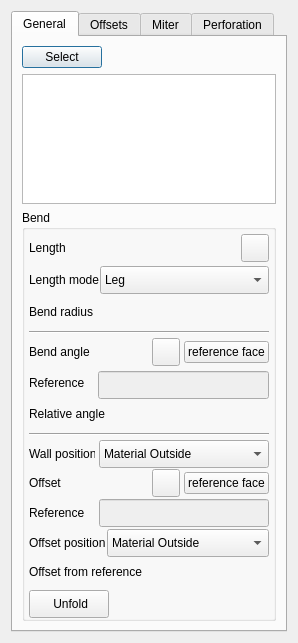
Above: Resources/panels/FlangeParameters.ui from shaise/FreeCAD_SheetMetal before the change. Below: the same form after it.
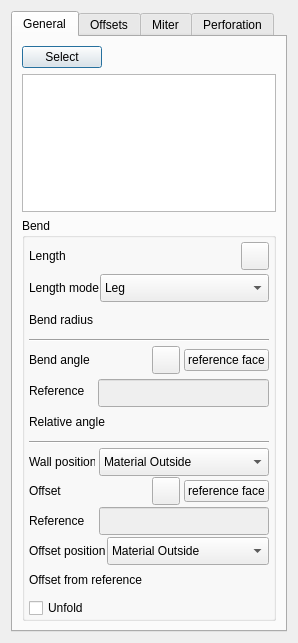
That is the form after the change. Icons and pictures are not drawn. Custom widgets are drawn as their Qt base class.

Commit message: Unfold checkbox restored

```diff
--- a/Resources/panels/FlangeParameters.ui
+++ b/Resources/panels/FlangeParameters.ui
@@ -161,7 +161,538 @@
           <property name="verticalSpacing">
            <number>4</number>
           </property>
-          <item row="0" column="1" colspan="2">
+          <item row="4" column="1" colspan="3">
+           <widget class="QWidget" name="angleGroup" native="true">
+            <property name="sizePolicy">
+             <sizepolicy hsizetype="Preferred" vsizetype="Maximum">
+              <horstretch>0</horstretch>
+              <verstretch>0</verstretch>
+             </sizepolicy>
+            </property>
+            <layout class="QGridLayout" name="groupAngle">
+             <property name="leftMargin">
+              <number>0</number>
+             </property>
+             <property name="topMargin">
+              <number>0</number>
+             </property>
+             <property name="rightMargin">
+              <number>0</number>
+             </property>
+             <property name="bottomMargin">
+              <number>0</number>
+             </property>
+             <property name="spacing">
+              <number>1</number>
+             </property>
+             <item row="1" column="0">
+              <layout class="QHBoxLayout" name="angleLayout">
+               <property name="spacing">
+                <number>4</number>
+               </property>
+               <item>
+                <widget class="QLabel" name="labelBendAng">
+                 <property name="sizePolicy">
+                  <sizepolicy hsizetype="Maximum" vsizetype="Preferred">
+                   <horstretch>0</horstretch>
+                   <verstretch>0</verstretch>
+                  </sizepolicy>
+                 </property>
+                 <property name="minimumSize">
+                  <size>
+                   <width>65</width>
+                   <height>0</height>
+                  </size>
+                 </property>
+                 <property name="text">
+                  <string>Bend angle</string>
+                 </property>
+                </widget>
+               </item>
+               <item>
+                <widget class="Gui::QuantitySpinBox" name="Angle" native="true">
+                 <property name="sizePolicy">
+                  <sizepolicy hsizetype="Preferred" vsizetype="Preferred">
+                   <horstretch>0</horstretch>
+                   <verstretch>0</verstretch>
+                  </sizepolicy>
+                 </property>
+                 <property name="unit" stdset="0">
+                  <string notr="true">deg</string>
+                 </property>
+                 <property name="minimum" stdset="0">
+                  <double>-360.000000000000000</double>
+                 </property>
+                 <property name="maximum" stdset="0">
+                  <double>360.000000000000000</double>
+                 </property>
+                 <property name="value" stdset="0">
+                  <double>90.000000000000000</double>
+                 </property>
+                </widget>
+               </item>
+               <item>
+                <widget class="QToolButton" name="SelAngleFace">
+                 <property name="sizePolicy">
+                  <sizepolicy hsizetype="Fixed" vsizetype="Fixed">
+                   <horstretch>0</horstretch>
+                   <verstretch>0</verstretch>
+                  </sizepolicy>
+                 </property>
+                 <property name="minimumSize">
+                  <size>
+                   <width>28</width>
+                   <height>28</height>
+                  </size>
+                 </property>
+                 <property name="maximumSize">
+                  <size>
+                   <width>28</width>
+                   <height>28</height>
+                  </size>
+                 </property>
+                 <property name="baseSize">
+                  <size>
+                   <width>28</width>
+                   <height>28</height>
+                  </size>
+                 </property>
+                 <property name="toolTip">
+                  <string>Face reference</string>
+                 </property>
+                 <property name="text">
+                  <string/>
+                 </property>
+                 <property name="icon">
+                  <iconset>
+                   <normalon>Icons:Face-selection.svg</normalon>
+                  </iconset>
+                 </property>
+                 <property name="iconSize">
+                  <size>
+                   <width>24</width>
+                   <height>24</height>
+                  </size>
+                 </property>
+                 <property name="checkable">
+                  <bool>true</bool>
+                 </property>
+                </widget>
+               </item>
+               <item>
+                <widget class="QPushButton" name="hideButtWorkaround01">
+                 <property name="text">
+                  <string>reference face</string>
+                 </property>
+                 <property name="visible">
+                  <bool>false</bool>
+                 </property>
+                </widget>
+               </item>
+              </layout>
+             </item>
+             <item row="2" column="0">
+              <widget class="QWidget" name="frameRelatAngle" native="true">
+               <layout class="QVBoxLayout" name="verticalLayout_7">
+                <property name="spacing">
+                 <number>1</number>
+                </property>
+                <property name="leftMargin">
+                 <number>0</number>
+                </property>
+                <property name="topMargin">
+                 <number>0</number>
+                </property>
+                <property name="rightMargin">
+                 <number>0</number>
+                </property>
+                <property name="bottomMargin">
+                 <number>0</number>
+                </property>
+                <item>
+                 <widget class="QWidget" name="frameRefFaceAng" native="true">
+                  <property name="sizePolicy">
+                   <sizepolicy hsizetype="Preferred" vsizetype="Preferred">
+                    <horstretch>0</horstretch>
+                    <verstretch>0</verstretch>
+                   </sizepolicy>
+                  </property>
+                  <property name="minimumSize">
+                   <size>
+                    <width>0</width>
+                    <height>32</height>
+                   </size>
+                  </property>
+                  <property name="baseSize">
+                   <size>
+                    <width>0</width>
+                    <height>32</height>
+                   </size>
+                  </property>
+                  <layout class="QHBoxLayout" name="frameRelativeAngle">
+                   <property name="spacing">
+                    <number>4</number>
+                   </property>
+                   <property name="leftMargin">
+                    <number>0</number>
+                   </property>
+                   <property name="topMargin">
+                    <number>4</number>
+                   </property>
+                   <property name="rightMargin">
+                    <number>0</number>
+                   </property>
+                   <property name="bottomMargin">
+                    <number>4</number>
+                   </property>
+                   <item>
+                    <widget class="QLabel" name="labelFaceAngleRef">
+                     <property name="sizePolicy">
+                      <sizepolicy hsizetype="Maximum" vsizetype="Preferred">
+                       <horstretch>0</horstretch>
+                       <verstretch>0</verstretch>
+                      </sizepolicy>
+                     </property>
+                     <property name="minimumSize">
+                      <size>
+                       <width>65</width>
+                       <height>0</height>
+                      </size>
+                     </property>
+                     <property name="text">
+                      <string>Reference</string>
+                     </property>
+                    </widget>
+                   </item>
+                   <item>
+                    <widget class="QLineEdit" name="AngleFaceRef">
+                     <property name="enabled">
+                      <bool>false</bool>
+                     </property>
+                     <property name="sizePolicy">
+                      <sizepolicy hsizetype="Preferred" vsizetype="Fixed">
+                       <horstretch>0</horstretch>
+                       <verstretch>0</verstretch>
+                      </sizepolicy>
+                     </property>
+                     <property name="minimumSize">
+                      <size>
+                       <width>50</width>
+                       <height>28</height>
+                      </size>
+                     </property>
+                     <property name="baseSize">
+                      <size>
+                       <width>0</width>
+                       <height>28</height>
+                      </size>
+                     </property>
+                    </widget>
+                   </item>
+                  </layout>
+                 </widget>
+                </item>
+                <item>
+                 <layout class="QHBoxLayout" name="horizontalLayout_3">
+                  <item>
+                   <widget class="QLabel" name="labelRelatAngle">
+                    <property name="sizePolicy">
+                     <sizepolicy hsizetype="Maximum" vsizetype="Preferred">
+                      <horstretch>0</horstretch>
+                      <verstretch>0</verstretch>
+                     </sizepolicy>
+                    </property>
+                    <property name="minimumSize">
+                     <size>
+                      <width>0</width>
+                      <height>28</height>
+                     </size>
+                    </property>
+                    <property name="baseSize">
+                     <size>
+                      <width>0</width>
+                      <height>28</height>
+                     </size>
+                    </property>
+                    <property name="layoutDirection">
+                     <enum>Qt::LayoutDirection::RightToLeft</enum>
+                    </property>
+                    <property name="text">
+                     <string>Relative angle</string>
+                    </property>
+                   </widget>
+                  </item>
+                  <item>
+                   <widget class="Gui::QuantitySpinBox" name="RelativeAngle" native="true">
+                    <property name="minimumSize">
+                     <size>
+                      <width>0</width>
+                      <height>28</height>
+                     </size>
+                    </property>
+                    <property name="baseSize">
+                     <size>
+                      <width>0</width>
+                      <height>28</height>
+                     </size>
+                    </property>
+                    <property name="unit" stdset="0">
+                     <string notr="true">deg</string>
+                    </property>
+                    <property name="minimum" stdset="0">
+                     <double>-360.000000000000000</double>
+                    </property>
+                    <property name="maximum" stdset="0">
+                     <double>360.000000000000000</double>
+                    </property>
+                    <property name="value" stdset="0">
+                     <double>90.000000000000000</double>
+                    </property>
+                   </widget>
+                  </item>
+                 </layout>
+                </item>
+               </layout>
+              </widget>
+             </item>
+            </layout>
+           </widget>
+          </item>
+          <item row="2" column="1" colspan="3">
+           <layout class="QHBoxLayout" name="radiusLayout">
+            <property name="spacing">
+             <number>1</number>
+            </property>
+            <item>
+             <widget class="QLabel" name="labelBendRadius">
+              <property name="sizePolicy">
+               <sizepolicy hsizetype="Maximum" vsizetype="Preferred">
+                <horstretch>0</horstretch>
+                <verstretch>0</verstretch>
+               </sizepolicy>
+              </property>
+              <property name="minimumSize">
+               <size>
+                <width>68</width>
+                <height>28</height>
+               </size>
+              </property>
+              <property name="baseSize">
+               <size>
+                <width>0</width>
+                <height>28</height>
+               </size>
+              </property>
+              <property name="text">
+               <string>Bend radius</string>
+              </property>
+             </widget>
+            </item>
+            <item>
+             <widget class="Gui::QuantitySpinBox" name="Radius" native="true">
+              <property name="sizePolicy">
+               <sizepolicy hsizetype="Preferred" vsizetype="Preferred">
+                <horstretch>0</horstretch>
+                <verstretch>0</verstretch>
+               </sizepolicy>
+              </property>
+              <property name="unit" stdset="0">
+               <string notr="true">mm</string>
+              </property>
+              <property name="minimum" stdset="0">
+               <double>0.000000000000000</double>
+              </property>
+             </widget>
+            </item>
+           </layout>
+          </item>
+          <item row="3" column="1" colspan="3">
+           <widget class="QFrame" name="horizLineBendAng">
+            <property name="sizePolicy">
+             <sizepolicy hsizetype="Preferred" vsizetype="Maximum">
+              <horstretch>0</horstretch>
+              <verstretch>0</verstretch>
+             </sizepolicy>
+            </property>
+            <property name="frameShape">
+             <enum>QFrame::Shape::HLine</enum>
+            </property>
+            <property name="frameShadow">
+             <enum>QFrame::Shadow::Sunken</enum>
+            </property>
+            <layout class="QVBoxLayout" name="verticalLayout_6">
+             <property name="spacing">
+              <number>0</number>
+             </property>
+             <property name="leftMargin">
+              <number>0</number>
+             </property>
+             <property name="topMargin">
+              <number>0</number>
+             </property>
+             <property name="rightMargin">
+              <number>0</number>
+             </property>
+             <property name="bottomMargin">
+              <number>0</number>
+             </property>
+            </layout>
+           </widget>
+          </item>
+          <item row="1" column="1" colspan="3">
+           <layout class="QHBoxLayout" name="lengthModeLayout">
+            <item>
+             <widget class="QLabel" name="labelLengthMode">
+              <property name="sizePolicy">
+               <sizepolicy hsizetype="Maximum" vsizetype="Preferred">
+                <horstretch>0</horstretch>
+                <verstretch>0</verstretch>
+               </sizepolicy>
+              </property>
+              <property name="minimumSize">
+               <size>
+                <width>70</width>
+                <height>0</height>
+               </size>
+              </property>
+              <property name="baseSize">
+               <size>
+                <width>0</width>
+                <height>0</height>
+               </size>
+              </property>
+              <property name="text">
+               <string>Length mode</string>
+              </property>
+             </widget>
+            </item>
+            <item>
+             <widget class="QComboBox" name="LengthSpec">
+              <property name="sizePolicy">
+               <sizepolicy hsizetype="Preferred" vsizetype="Fixed">
+                <horstretch>0</horstretch>
+                <verstretch>0</verstretch>
+               </sizepolicy>
+              </property>
+              <property name="minimumSize">
+               <size>
+                <width>0</width>
+                <height>28</height>
+               </size>
+              </property>
+              <property name="maximumSize">
+               <size>
+                <width>16777215</width>
+                <height>28</height>
+               </size>
+              </property>
+              <property name="sizeIncrement">
+               <size>
+                <width>0</width>
+                <height>0</height>
+               </size>
+              </property>
+              <property name="baseSize">
+               <size>
+                <width>0</width>
+                <height>28</height>
+               </size>
+              </property>
+              <property name="font">
+               <font>
+                <pointsize>9</pointsize>
+               </font>
+              </property>
+              <property name="currentIndex">
+               <number>0</number>
+              </property>
+              <property name="sizeAdjustPolicy">
+               <enum>QComboBox::SizeAdjustPolicy::AdjustToContentsOnFirstShow</enum>
+              </property>
+              <property name="iconSize">
+               <size>
+                <width>28</width>
+                <height>28</height>
+               </size>
+              </property>
+              <item>
+               <property name="text">
+                <string>Leg</string>
+               </property>
+               <property name="icon">
+                <iconset>
+                 <normalon>Icons:SheetMetal_WallLenLeg.svg</normalon>
+                </iconset>
+               </property>
+              </item>
+              <item>
+               <property name="text">
+                <string>Outer Sharp</string>
+               </property>
+               <property name="icon">
+                <iconset>
+                 <normalon>Icons:SheetMetal_WallLenOut.svg</normalon>
+                </iconset>
+               </property>
+              </item>
+              <item>
+               <property name="text">
+                <string>Inner Sharp</string>
+               </property>
+               <property name="icon">
+                <iconset>
+                 <normalon>Icons:SheetMetal_WallLenInn.svg</normalon>
+                </iconset>
+               </property>
+              </item>
+              <item>
+               <property name="text">
+                <string>Tangential</string>
+               </property>
+               <property name="icon">
+                <iconset>
+                 <normalon>Icons:SheetMetal_WallLenTang.svg</normalon>
+                </iconset>
+               </property>
+              </item>
+             </widget>
+            </item>
+           </layout>
+          </item>
+          <item row="5" column="1" colspan="3">
+           <widget class="QFrame" name="horizLineWallPos">
+            <property name="sizePolicy">
+             <sizepolicy hsizetype="Preferred" vsizetype="Maximum">
+              <horstretch>0</horstretch>
+              <verstretch>0</verstretch>
+             </sizepolicy>
+            </property>
+            <property name="frameShape">
+             <enum>QFrame::Shape::HLine</enum>
+            </property>
+            <property name="frameShadow">
+             <enum>QFrame::Shadow::Sunken</enum>
+            </property>
+            <layout class="QVBoxLayout" name="horizLine02">
+             <property name="spacing">
+              <number>0</number>
+             </property>
+             <property name="leftMargin">
+              <number>0</number>
+             </property>
+             <property name="topMargin">
+              <number>0</number>
+             </property>
+             <property name="rightMargin">
+              <number>0</number>
+             </property>
+             <property name="bottomMargin">
+              <number>0</number>
+             </property>
+            </layout>
+           </widget>
+          </item>
+          <item row="0" column="1" colspan="3">
            <layout class="QHBoxLayout" name="lengthLayout">
             <property name="spacing">
              <number>4</number>
@@ -251,7 +782,20 @@
             </item>
            </layout>
           </item>
-          <item row="6" column="1" colspan="2">
+          <item row="7" column="3">
+           <spacer name="horizontalSpacer_4">
+            <property name="orientation">
+             <enum>Qt::Orientation::Horizontal</enum>
+            </property>
+            <property name="sizeHint" stdset="0">
+             <size>
+              <width>40</width>
+              <height>20</height>
+             </size>
+            </property>
+           </spacer>
+          </item>
+          <item row="6" column="1" colspan="3">
            <widget class="QFrame" name="offsetGroup">
             <property name="sizePolicy">
              <sizepolicy hsizetype="Preferred" vsizetype="Maximum">
@@ -768,592 +1312,10 @@
            </widget>
           </item>
           <item row="7" column="2">
-           <spacer name="horizontalSpacer_4">
-            <property name="orientation">
-             <enum>Qt::Orientation::Horizontal</enum>
-            </property>
-            <property name="sizeHint" stdset="0">
-             <size>
-              <width>40</width>
-              <height>20</height>
-             </size>
-            </property>
-           </spacer>
-          </item>
-          <item row="2" column="1" colspan="2">
-           <layout class="QHBoxLayout" name="radiusLayout">
-            <property name="spacing">
-             <number>1</number>
-            </property>
-            <item>
-             <widget class="QLabel" name="labelBendRadius">
-              <property name="sizePolicy">
-               <sizepolicy hsizetype="Maximum" vsizetype="Preferred">
-                <horstretch>0</horstretch>
-                <verstretch>0</verstretch>
-               </sizepolicy>
-              </property>
-              <property name="minimumSize">
-               <size>
-                <width>68</width>
-                <height>28</height>
-               </size>
-              </property>
-              <property name="baseSize">
-               <size>
-                <width>0</width>
-                <height>28</height>
-               </size>
-              </property>
-              <property name="text">
-               <string>Bend radius</string>
-              </property>
-             </widget>
-            </item>
-            <item>
-             <widget class="Gui::QuantitySpinBox" name="Radius" native="true">
-              <property name="sizePolicy">
-               <sizepolicy hsizetype="Preferred" vsizetype="Preferred">
-                <horstretch>0</horstretch>
-                <verstretch>0</verstretch>
-               </sizepolicy>
-              </property>
-              <property name="unit" stdset="0">
-               <string notr="true">mm</string>
-              </property>
-              <property name="minimum" stdset="0">
-               <double>0.000000000000000</double>
-              </property>
-             </widget>
-            </item>
-           </layout>
-          </item>
-          <item row="4" column="1" colspan="2">
-           <widget class="QWidget" name="angleGroup" native="true">
-            <property name="sizePolicy">
-             <sizepolicy hsizetype="Preferred" vsizetype="Maximum">
-              <horstretch>0</horstretch>
-              <verstretch>0</verstretch>
-             </sizepolicy>
-            </property>
-            <layout class="QGridLayout" name="groupAngle">
-             <property name="leftMargin">
-              <number>0</number>
-             </property>
-             <property name="topMargin">
-              <number>0</number>
-             </property>
-             <property name="rightMargin">
-              <number>0</number>
-             </property>
-             <property name="bottomMargin">
-              <number>0</number>
-             </property>
-             <property name="spacing">
-              <number>1</number>
-             </property>
-             <item row="1" column="0">
-              <layout class="QHBoxLayout" name="angleLayout">
-               <property name="spacing">
-                <number>4</number>
-               </property>
-               <item>
-                <widget class="QLabel" name="labelBendAng">
-                 <property name="sizePolicy">
-                  <sizepolicy hsizetype="Maximum" vsizetype="Preferred">
-                   <horstretch>0</horstretch>
-                   <verstretch>0</verstretch>
-                  </sizepolicy>
-                 </property>
-                 <property name="minimumSize">
-                  <size>
-                   <width>65</width>
-                   <height>0</height>
-                  </size>
-                 </property>
-                 <property name="text">
-                  <string>Bend angle</string>
-                 </property>
-                </widget>
-               </item>
-               <item>
-                <widget class="Gui::QuantitySpinBox" name="Angle" native="true">
-                 <property name="sizePolicy">
-                  <sizepolicy hsizetype="Preferred" vsizetype="Preferred">
-                   <horstretch>0</horstretch>
-                   <verstretch>0</verstretch>
-                  </sizepolicy>
-                 </property>
-                 <property name="unit" stdset="0">
-                  <string notr="true">deg</string>
-                 </property>
-                 <property name="minimum" stdset="0">
-                  <double>-360.000000000000000</double>
-                 </property>
-                 <property name="maximum" stdset="0">
-                  <double>360.000000000000000</double>
-                 </property>
-                 <property name="value" stdset="0">
-                  <double>90.000000000000000</double>
-                 </property>
-                </widget>
-               </item>
-               <item>
-                <widget class="QToolButton" name="SelAngleFace">
-                 <property name="sizePolicy">
-                  <sizepolicy hsizetype="Fixed" vsizetype="Fixed">
-                   <horstretch>0</horstretch>
-                   <verstretch>0</verstretch>
-                  </sizepolicy>
-                 </property>
-                 <property name="minimumSize">
-                  <size>
-                   <width>28</width>
-                   <height>28</height>
-                  </size>
-                 </property>
-                 <property name="maximumSize">
-                  <size>
-                   <width>28</width>
-                   <height>28</height>
-                  </size>
-                 </property>
-                 <property name="baseSize">
-                  <size>
-                   <width>28</width>
-                   <height>28</height>
-                  </size>
-                 </property>
-                 <property name="toolTip">
-                  <string>Face reference</string>
-                 </property>
-                 <property name="text">
-                  <string/>
-                 </property>
-                 <property name="icon">
-                  <iconset>
-                   <normalon>Icons:Face-selection.svg</normalon>
-                  </iconset>
-                 </property>
-                 <property name="iconSize">
-                  <size>
-                   <width>24</width>
-                   <height>24</height>
-                  </size>
-                 </property>
-                 <property name="checkable">
-                  <bool>true</bool>
-                 </property>
-                </widget>
-               </item>
-               <item>
-                <widget class="QPushButton" name="hideButtWorkaround01">
-                 <property name="text">
-                  <string>reference face</string>
-                 </property>
-                </widget>
-               </item>
-              </layout>
-             </item>
-             <item row="2" column="0">
-              <widget class="QWidget" name="frameRelatAngle" native="true">
-               <layout class="QVBoxLayout" name="verticalLayout_7">
-                <property name="spacing">
-                 <number>1</number>
-                </property>
-                <property name="leftMargin">
-                 <number>0</number>
-                </property>
-                <property name="topMargin">
-                 <number>0</number>
-                </property>
-                <property name="rightMargin">
-                 <number>0</number>
-                </property>
-                <property name="bottomMargin">
-                 <number>0</number>
-                </property>
-                <item>
-                 <widget class="QWidget" name="frameRefFaceAng" native="true">
-                  <property name="sizePolicy">
-                   <sizepolicy hsizetype="Preferred" vsizetype="Preferred">
-                    <horstretch>0</horstretch>
-                    <verstretch>0</verstretch>
-                   </sizepolicy>
-                  </property>
-                  <property name="minimumSize">
-                   <size>
-                    <width>0</width>
-                    <height>32</height>
-                   </size>
-                  </property>
-                  <property name="baseSize">
-                   <size>
-                    <width>0</width>
-                    <height>32</height>
-                   </size>
-                  </property>
-                  <layout class="QHBoxLayout" name="frameRelativeAngle">
-                   <property name="spacing">
-                    <number>4</number>
-                   </property>
-                   <property name="leftMargin">
-                    <number>0</number>
-                   </property>
-                   <property name="topMargin">
-                    <number>4</number>
-                   </property>
-                   <property name="rightMargin">
-                    <number>0</number>
-                   </property>
-                   <property name="bottomMargin">
-                    <number>4</number>
-                   </property>
-                   <item>
-                    <widget class="QLabel" name="labelFaceAngleRef">
-                     <property name="sizePolicy">
-                      <sizepolicy hsizetype="Maximum" vsizetype="Preferred">
-                       <horstretch>0</horstretch>
-                       <verstretch>0</verstretch>
-                      </sizepolicy>
-                     </property>
-                     <property name="minimumSize">
-                      <size>
-                       <width>65</width>
-                       <height>0</height>
-                      </size>
-                     </property>
-                     <property name="text">
-                      <string>Reference</string>
-                     </property>
-                    </widget>
-                   </item>
-                   <item>
-                    <widget class="QLineEdit" name="AngleFaceRef">
-                     <property name="enabled">
-                      <bool>false</bool>
-                     </property>
-                     <property name="sizePolicy">
-                      <sizepolicy hsizetype="Preferred" vsizetype="Fixed">
-                       <horstretch>0</horstretch>
-                       <verstretch>0</verstretch>
-                      </sizepolicy>
-                     </property>
-                     <property name="minimumSize">
-                      <size>
-                       <width>50</width>
-                       <height>28</height>
-                      </size>
-                     </property>
-                     <property name="baseSize">
-                      <size>
-                       <width>0</width>
-                       <height>28</height>
-                      </size>
-                     </property>
-                    </widget>
-                   </item>
-                  </layout>
-                 </widget>
-                </item>
-                <item>
-                 <layout class="QHBoxLayout" name="horizontalLayout_3">
-                  <item>
-                   <widget class="QLabel" name="labelRelatAngle">
-                    <property name="sizePolicy">
-                     <sizepolicy hsizetype="Maximum" vsizetype="Preferred">
-                      <horstretch>0</horstretch>
-                      <verstretch>0</verstretch>
-                     </sizepolicy>
-                    </property>
-                    <property name="minimumSize">
-                     <size>
-                      <width>0</width>
-                      <height>28</height>
-                     </size>
-                    </property>
-                    <property name="baseSize">
-                     <size>
-                      <width>0</width>
-                      <height>28</height>
-                     </size>
-                    </property>
-                    <property name="layoutDirection">
-                     <enum>Qt::LayoutDirection::RightToLeft</enum>
-                    </property>
-                    <property name="text">
-                     <string>Relative angle</string>
-                    </property>
-                   </widget>
-                  </item>
-                  <item>
-                   <widget class="Gui::QuantitySpinBox" name="RelativeAngle" native="true">
-                    <property name="minimumSize">
-                     <size>
-                      <width>0</width>
-                      <height>28</height>
-                     </size>
-                    </property>
-                    <property name="baseSize">
-                     <size>
-                      <width>0</width>
-                      <height>28</height>
-                     </size>
-                    </property>
-                    <property name="unit" stdset="0">
-                     <string notr="true">deg</string>
-                    </property>
-                    <property name="minimum" stdset="0">
-                     <double>-360.000000000000000</double>
-                    </property>
-                    <property name="maximum" stdset="0">
-                     <double>360.000000000000000</double>
-                    </property>
-                    <property name="value" stdset="0">
-                     <double>90.000000000000000</double>
-                    </property>
-                   </widget>
-                  </item>
-                 </layout>
-                </item>
-               </layout>
-              </widget>
-             </item>
-            </layout>
-           </widget>
-          </item>
-          <item row="5" column="1" colspan="2">
-           <widget class="QFrame" name="horizLineWallPos">
-            <property name="sizePolicy">
-             <sizepolicy hsizetype="Preferred" vsizetype="Maximum">
-              <horstretch>0</horstretch>
-              <verstretch>0</verstretch>
-             </sizepolicy>
-            </property>
-            <property name="frameShape">
-             <enum>QFrame::Shape::HLine</enum>
-            </property>
-            <property name="frameShadow">
-             <enum>QFrame::Shadow::Sunken</enum>
-            </property>
-            <layout class="QVBoxLayout" name="horizLine02">
-             <property name="spacing">
-              <number>0</number>
-             </property>
-             <property name="leftMargin">
-              <number>0</number>
-             </property>
-             <property name="topMargin">
-              <number>0</number>
-             </property>
-             <property name="rightMargin">
-              <number>0</number>
-             </property>
-             <property name="bottomMargin">
-              <number>0</number>
-             </property>
-            </layout>
-           </widget>
-          </item>
-          <item row="1" column="1" colspan="2">
-           <layout class="QHBoxLayout" name="lengthModeLayout">
-            <item>
-             <widget class="QLabel" name="labelLengthMode">
-              <property name="sizePolicy">
-               <sizepolicy hsizetype="Maximum" vsizetype="Preferred">
-                <horstretch>0</horstretch>
-                <verstretch>0</verstretch>
-               </sizepolicy>
-              </property>
-              <property name="minimumSize">
-               <size>
-                <width>70</width>
-                <height>0</height>
-               </size>
-              </property>
-              <property name="baseSize">
-               <size>
-                <width>0</width>
-                <height>0</height>
-               </size>
-              </property>
-              <property name="text">
-               <string>Length mode</string>
-              </property>
-             </widget>
-            </item>
-            <item>
-             <widget class="QComboBox" name="LengthSpec">
-              <property name="sizePolicy">
-               <sizepolicy hsizetype="Preferred" vsizetype="Fixed">
-                <horstretch>0</horstretch>
-                <verstretch>0</verstretch>
-               </sizepolicy>
-              </property>
-              <property name="minimumSize">
-               <size>
-                <width>0</width>
-                <height>28</height>
-               </size>
-              </property>
-              <property name="maximumSize">
-               <size>
-                <width>16777215</width>
-                <height>28</height>
-               </size>
-              </property>
-              <property name="sizeIncrement">
-               <size>
-                <width>0</width>
-                <height>0</height>
-               </size>
-              </property>
-              <property name="baseSize">
-               <size>
-                <width>0</width>
-                <height>28</height>
-               </size>
-              </property>
-              <property name="font">
-               <font>
-                <pointsize>9</pointsize>
-               </font>
-              </property>
-              <property name="currentIndex">
-               <number>0</number>
-              </property>
-              <property name="sizeAdjustPolicy">
-               <enum>QComboBox::SizeAdjustPolicy::AdjustToContentsOnFirstShow</enum>
-              </property>
-              <property name="iconSize">
-               <size>
-                <width>28</width>
-                <height>28</height>
-               </size>
-              </property>
-              <item>
-               <property name="text">
-                <string>Leg</string>
-               </property>
-               <property name="icon">
-                <iconset>
-                 <normalon>Icons:SheetMetal_WallLenLeg.svg</normalon>
-                </iconset>
-               </property>
-              </item>
-              <item>
-               <property name="text">
-                <string>Outer Sharp</string>
-               </property>
-               <property name="icon">
-                <iconset>
-                 <normalon>Icons:SheetMetal_WallLenOut.svg</normalon>
-                </iconset>
-               </property>
-              </item>
-              <item>
-               <property name="text">
-                <string>Inner Sharp</string>
-               </property>
-               <property name="icon">
-                <iconset>
-                 <normalon>Icons:SheetMetal_WallLenInn.svg</normalon>
-                </iconset>
-               </property>
-              </item>
-              <item>
-               <property name="text">
-                <string>Tangential</string>
-               </property>
-               <property name="icon">
-                <iconset>
-                 <normalon>Icons:SheetMetal_WallLenTang.svg</normalon>
-                </iconset>
-               </property>
-              </item>
-             </widget>
-            </item>
-           </layout>
-          </item>
-          <item row="7" column="1">
-           <widget class="QPushButton" name="buttUnfold">
-            <property name="sizePolicy">
-             <sizepolicy hsizetype="Fixed" vsizetype="Preferred">
-              <horstretch>0</horstretch>
-              <verstretch>0</verstretch>
-             </sizepolicy>
-            </property>
-            <property name="minimumSize">
-             <size>
-              <width>28</width>
-              <height>28</height>
-             </size>
-            </property>
-            <property name="maximumSize">
-             <size>
-              <width>80</width>
-              <height>28</height>
-             </size>
-            </property>
-            <property name="baseSize">
-             <size>
-              <width>0</width>
-              <height>28</height>
-             </size>
-            </property>
-            <property name="toolTip">
-             <string>Unfold the wall</string>
-            </property>
+           <widget class="QCheckBox" name="UnfoldCheckbox">
             <property name="text">
-             <string> Unfold</string>
+             <string>Unfold</string>
             </property>
-            <property name="icon">
-             <iconset>
-              <normalon>Icons:SheetMetal_Unfold.svg</normalon>
-             </iconset>
-            </property>
-            <property name="iconSize">
-             <size>
-              <width>24</width>
-              <height>24</height>
-             </size>
-            </property>
-            <property name="checkable">
-             <bool>true</bool>
-            </property>
-           </widget>
-          </item>
-          <item row="3" column="1" colspan="2">
-           <widget class="QFrame" name="horizLineBendAng">
-            <property name="sizePolicy">
-             <sizepolicy hsizetype="Preferred" vsizetype="Maximum">
-              <horstretch>0</horstretch>
-              <verstretch>0</verstretch>
-             </sizepolicy>
-            </property>
-            <property name="frameShape">
-             <enum>QFrame::Shape::HLine</enum>
-            </property>
-            <property name="frameShadow">
-             <enum>QFrame::Shadow::Sunken</enum>
-            </property>
-            <layout class="QVBoxLayout" name="verticalLayout_6">
-             <property name="spacing">
-              <number>0</number>
-             </property>
-             <property name="leftMargin">
-              <number>0</number>
-             </property>
-             <property name="topMargin">
-              <number>0</number>
-             </property>
-             <property name="rightMargin">
-              <number>0</number>
-             </property>
-             <property name="bottomMargin">
-              <number>0</number>
-             </property>
-            </layout>
            </widget>
           </item>
          </layout>
```
Left out of the diff: 3 changed lines with no effect on the pictures.
